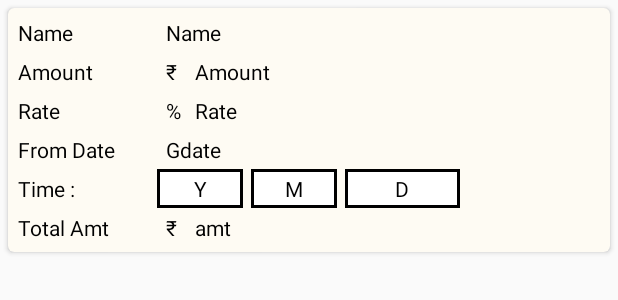
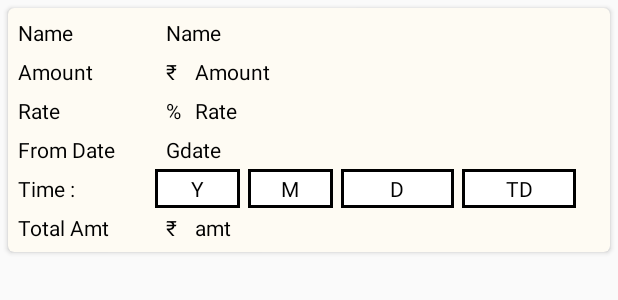
Before and after one commit to Akash562/MyMoney, an Android app: the layout tran_single.xml on its own in the app's theme, with its tools: preview values and no code run, on a phone screen of 412 x 824 dp. Shown: the top 300 px of the screen. Run offline under Robolectric (Android 15) with nearby library versions, the phone set to English and light mode, and no system bars.

Commit message:
initial commit

```diff
--- a/app/src/main/res/layout/tran_single.xml
+++ b/app/src/main/res/layout/tran_single.xml
@@ -163,6 +163,17 @@
                 android:background="@drawable/border"
                 android:text="D"
                 android:textColor="@color/black" />
+            <TextView
+                android:id="@+id/TDay"
+                android:layout_width="0dp"
+                android:layout_height="wrap_content"
+                android:layout_weight=".4"
+                android:padding="3dp"
+                android:layout_marginLeft="5dp"
+                android:gravity="center"
+                android:background="@drawable/border"
+                android:text="TD"
+                android:textColor="@color/black" />
         </LinearLayout>
 
         <LinearLayout
```
Also changed, not shown: app/src/main/java/com/akash/mymoney/Transaction/TranAdapter.java (+6 -5 lines).
